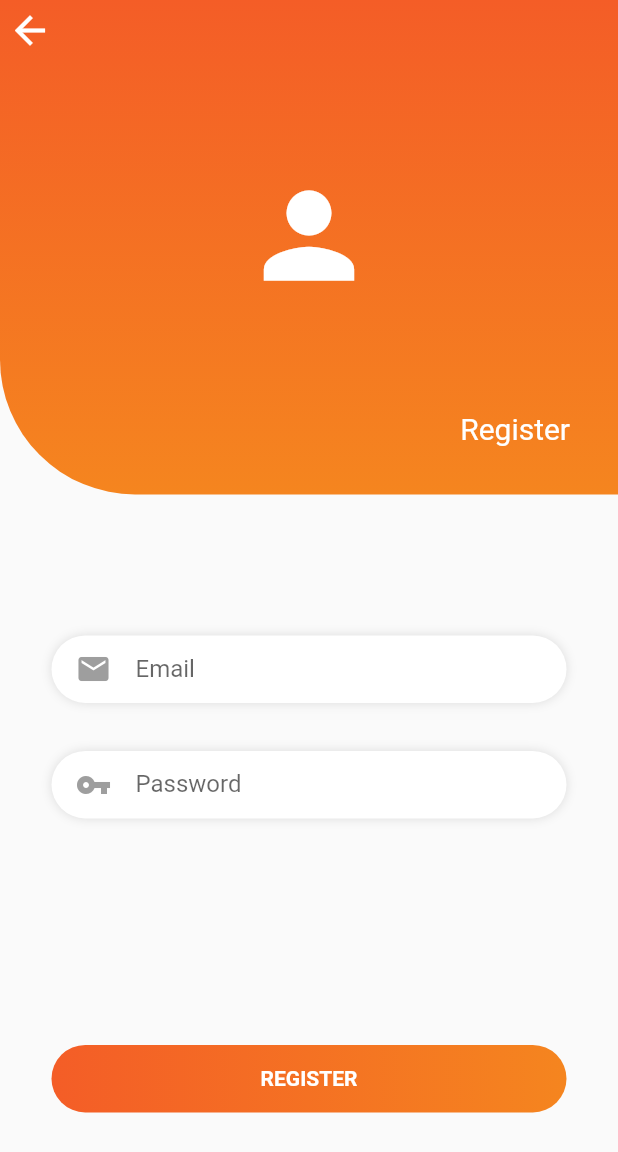
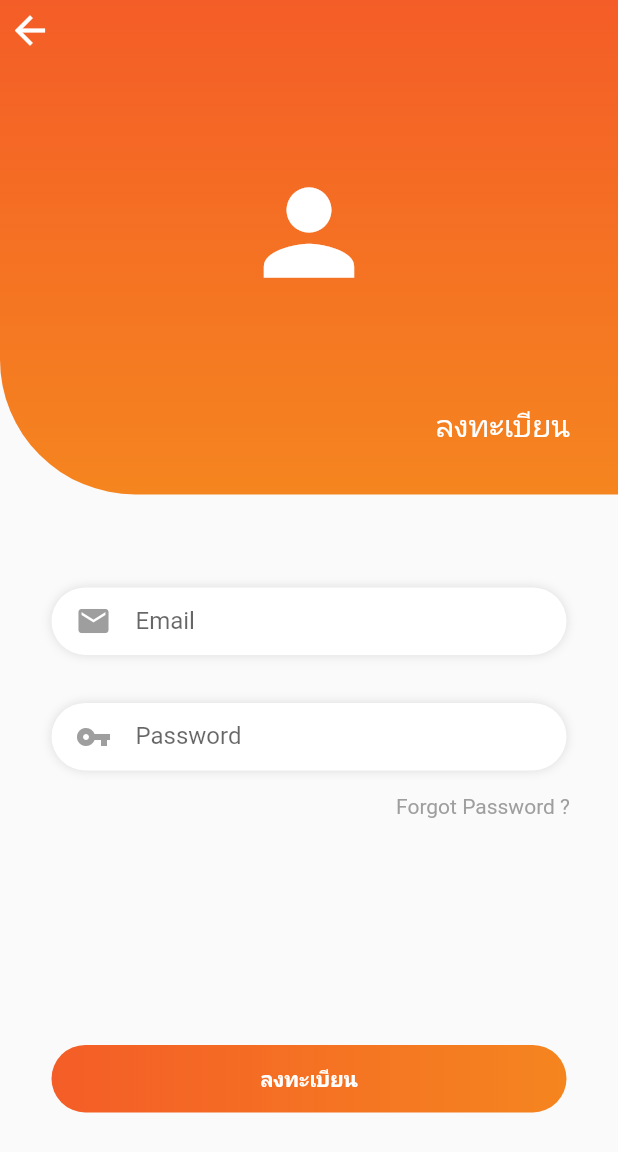
Before and after one commit to FillOverFlow/flutter_workaround, a Flutter app: the RegisterPage screen opened directly, on a phone screen of 412 x 824 dp. Shown: the top 1152 px of the screen. Run offline on Flutter 3.47's test engine with Material 2 defaults, Android fonts, the phone set to English and light mode, and no system bars; our stand-ins replace dio, firebase_auth, firebase_database, flutter_local_notifications, geolocator, google_maps_flutter; accounts and stored records are empty.

Commit message:
register_user

```diff
--- a/lib/screen/authentication_module/register_design_screen.dart
+++ b/lib/screen/authentication_module/register_design_screen.dart
@@ -1,5 +1,7 @@
 import 'package:flutter/material.dart';
 import 'package:flutter/services.dart';
+import 'package:firebase_auth/firebase_auth.dart';
+import 'package:work_around/screen/home.dart';
 import 'login_design_screen.dart';
 
 void main() => runApp(RegisterScreen());
@@ -9,9 +11,7 @@ class RegisterScreen extends StatelessWidget {
   Widget build(BuildContext context) {
     return MaterialApp(
       title: 'Register Screen',
-      theme: ThemeData(
-        primarySwatch: Colors.deepPurple
-      ),
+      theme: ThemeData(primarySwatch: Colors.deepPurple),
       home: RegisterPage(),
     );
   }
@@ -23,31 +23,29 @@ class RegisterPage extends StatefulWidget {
 }
 
 class _RegisterPageState extends State<RegisterPage> {
-
-  void intiState(){
+  String _email, _password;
+  GlobalKey<FormState> _formKey = GlobalKey<FormState>();
+  void intiState() {
     SystemChrome.setEnabledSystemUIOverlays([]);
     super.initState();
   }
+
   @override
   Widget build(BuildContext context) {
     return Scaffold(
       body: Container(
-        child:ListView(
+        child: ListView(
           children: <Widget>[
             Container(
               width: MediaQuery.of(context).size.width,
-              height: MediaQuery.of(context).size.height/2.5,
+              height: MediaQuery.of(context).size.height / 2.5,
               decoration: BoxDecoration(
                   gradient: LinearGradient(
                       begin: Alignment.topCenter,
                       end: Alignment.bottomCenter,
-                colors: [
-                  Color(0xFFf45d27),
-                  Color(0xFFf5851f)
-                ]),
-                borderRadius: BorderRadius.only(bottomLeft: Radius.circular(90)
-                )
-              ),
+                      colors: [Color(0xFFf45d27), Color(0xFFf5851f)]),
+                  borderRadius:
+                      BorderRadius.only(bottomLeft: Radius.circular(90))),
               child: Column(
                 mainAxisAlignment: MainAxisAlignment.center,
                 children: <Widget>[
@@ -56,10 +54,16 @@ class _RegisterPageState extends State<RegisterPage> {
                     child: Padding(
                       padding: const EdgeInsets.all(5),
                       child: GestureDetector(
-                        onTap: (){ Navigator.push(context, MaterialPageRoute(builder: (context) => LoginScreen())); },
-                          child: Icon(Icons.arrow_back,
+                        onTap: () {
+                          Navigator.push(
+                              context,
+                              MaterialPageRoute(
+                                  builder: (context) => LoginScreen()));
+                        },
+                        child: Icon(
+                          Icons.arrow_back,
                           size: 30,
-                          color:Colors.white,
+                          color: Colors.white,
                         ),
                       ),
                     ),
@@ -67,8 +71,9 @@ class _RegisterPageState extends State<RegisterPage> {
                   Spacer(),
                   Align(
                     alignment: Alignment.center,
-                    child: Icon(Icons.person,
-                    size:90,
+                    child: Icon(
+                      Icons.person,
+                      size: 90,
                       color: Colors.white,
                     ),
                   ),
@@ -80,11 +85,9 @@ class _RegisterPageState extends State<RegisterPage> {
                         bottom: 32,
                         right: 32,
                       ),
-                    child: Text('Register',
-                      style: TextStyle(
-                        color:Colors.white,
-                        fontSize: 20
-                      ),
+                      child: Text(
+                        'ลงทะเบียน',
+                        style: TextStyle(color: Colors.white, fontSize: 20),
                       ),
                     ),
                   )
@@ -92,25 +95,123 @@ class _RegisterPageState extends State<RegisterPage> {
               ),
             ),
 
-
             /* Bottom Zone  */
-            Container(
-              height: MediaQuery.of(context).size.height/2,
+            Form(
+              key: _formKey,
+              child: Container(
+                height: MediaQuery.of(context).size.height / 2,
                 width: MediaQuery.of(context).size.width,
-              padding: EdgeInsets.only(top:62),
+                padding: EdgeInsets.only(top: 62),
                 child: Column(
                   children: <Widget>[
-                  _textField('Email', Icons.email, context),
-                  _textField('Password',Icons.vpn_key, context),
+                    Container(
+                      width: MediaQuery.of(context).size.width / 1.2,
+                      height: 45,
+                      padding: EdgeInsets.only(
+                          top: 4, left: 16, right: 16, bottom: 4),
+                      decoration: BoxDecoration(
+                        borderRadius: BorderRadius.all(Radius.circular(50)),
+                        color: Colors.white,
+                        boxShadow: [
+                          BoxShadow(
+                            color: Colors.black12,
+                            blurRadius: 5,
+                          ),
+                        ],
+                      ),
+                      child: TextFormField(
+                        validator: (input) {
+                          if (input.isEmpty) {
+                            return 'กรุณากรอก email';
+                          }
+                        },
+                        onSaved: (input) => _email = input,
+                        decoration: InputDecoration(
+                          border: InputBorder.none,
+                          icon: Icon(
+                            Icons.email,
+                            color: Colors.grey,
+                          ),
+                          hintText: 'Email',
+                        ),
+                      ),
+                    ),
+                    Container(
+                      width: MediaQuery.of(context).size.width / 1.2,
+                      height: 45,
+                      margin: EdgeInsets.only(top: 32),
+                      padding: EdgeInsets.only(
+                          top: 4, left: 16, right: 16, bottom: 4),
+                      decoration: BoxDecoration(
+                          borderRadius: BorderRadius.all(Radius.circular(50)),
+                          color: Colors.white,
+                          boxShadow: [
+                            BoxShadow(color: Colors.black12, blurRadius: 5)
+                          ]),
+                      child: TextFormField(
+                        validator: (input) {
+                          if (input.length < 6) {
+                            return 'password ต้องมีความยาวไม่น้อยกว่า 6 ตัวอักษร';
+                          }
+                        },
+                        onSaved: (input) => _password = input,
+                        decoration: InputDecoration(
+                          border: InputBorder.none,
+                          icon: Icon(
+                            Icons.vpn_key,
+                            color: Colors.grey,
+                          ),
+                          hintText: 'Password',
+                        ),
+                      ),
+                    ),
+                    ForgetPassword(),
                     Spacer(),
-                  RegisterButton()
+                    GestureDetector(
+                      onTap: register,
+                      child: Container(
+                        height: 45,
+                        width: MediaQuery.of(context).size.width / 1.2,
+                        decoration: BoxDecoration(
+                            gradient: LinearGradient(
+                              colors: [Color(0xFFf45d27), Color(0xFFf5851f)],
+                            ),
+                            borderRadius:
+                                BorderRadius.all(Radius.circular(50))),
+                        child: Center(
+                          child: Text(
+                            'ลงทะเบียน'.toUpperCase(),
+                            style: TextStyle(
+                                color: Colors.white,
+                                fontWeight: FontWeight.bold),
+                          ),
+                        ),
+                      ),
+                    ),
                   ],
                 ),
               ),
+            )
           ],
-        ) ,
+        ),
       ),
     );
+  }
+
+  Future<void> register() async {
+    final formState = _formKey.currentState;
+    if (formState.validate()) {
+      formState.save();
+      try {
+        print("try connecting firebase...");
+        FirebaseUser use = await FirebaseAuth.instance
+            .createUserWithEmailAndPassword(email: _email, password: _password);
+        Navigator.push(
+            context, MaterialPageRoute(builder: (context) => LoginScreen()));
+      } catch (e) {
+        print('error $e.message');
+      }
+    }
   }
 }
 // class EmailField extends StatelessWidget {
@@ -147,30 +248,21 @@ class _RegisterPageState extends State<RegisterPage> {
 //   }
 // }
 
-Container _textField(String field_name,IconData icon ,BuildContext context){
+Container _textField(String field_name, IconData icon, BuildContext context) {
   return Container(
-      width: MediaQuery.of(context).size.width/1.2,
+    width: MediaQuery.of(context).size.width / 1.2,
     height: 45,
     margin: EdgeInsets.only(top: 32),
-      padding: EdgeInsets.only(
-          top: 4,left: 16, right: 16, bottom: 4
-      ),
+    padding: EdgeInsets.only(top: 4, left: 16, right: 16, bottom: 4),
     decoration: BoxDecoration(
-          borderRadius: BorderRadius.all(
-              Radius.circular(50)
-          ),
+        borderRadius: BorderRadius.all(Radius.circular(50)),
         color: Colors.white,
-          boxShadow: [
-            BoxShadow(
-                color: Colors.black12,
-                blurRadius: 5
-            )
-          ]
-      ),
+        boxShadow: [BoxShadow(color: Colors.black12, blurRadius: 5)]),
     child: TextField(
       decoration: InputDecoration(
         border: InputBorder.none,
-          icon: Icon(icon,
+        icon: Icon(
+          icon,
           color: Colors.grey,
         ),
         hintText: '$field_name',
@@ -219,13 +311,10 @@ class ForgetPassword extends StatelessWidget {
     return Align(
       alignment: Alignment.centerRight,
       child: Padding(
-        padding: const EdgeInsets.only(
-          top:16, right:32
-        ),
-        child: Text('Forgot Password ?',
-        style: TextStyle(
-          color: Colors.grey
-        ),
+        padding: const EdgeInsets.only(top: 16, right: 32),
+        child: Text(
+          'Forgot Password ?',
+          style: TextStyle(color: Colors.grey),
         ),
       ),
     );
@@ -237,24 +326,16 @@ class RegisterButton extends StatelessWidget {
   Widget build(BuildContext context) {
     return Container(
       height: 45,
-      width: MediaQuery.of(context).size.width/1.2,
+      width: MediaQuery.of(context).size.width / 1.2,
       decoration: BoxDecoration(
           gradient: LinearGradient(
-          colors: [
-            Color(0xFFf45d27),
-            Color(0xFFf5851f)
-          ],
+            colors: [Color(0xFFf45d27), Color(0xFFf5851f)],
           ),
-        borderRadius: BorderRadius.all(
-          Radius.circular(50)
-        )
-      ),
+          borderRadius: BorderRadius.all(Radius.circular(50))),
       child: Center(
-        child: Text('Register'.toUpperCase(),
-          style: TextStyle(
-            color: Colors.white,
-            fontWeight: FontWeight.bold
-          ),
+        child: Text(
+          'Register'.toUpperCase(),
+          style: TextStyle(color: Colors.white, fontWeight: FontWeight.bold),
         ),
       ),
     );
```
Lines whose indentation alone changed are shown as unchanged.
